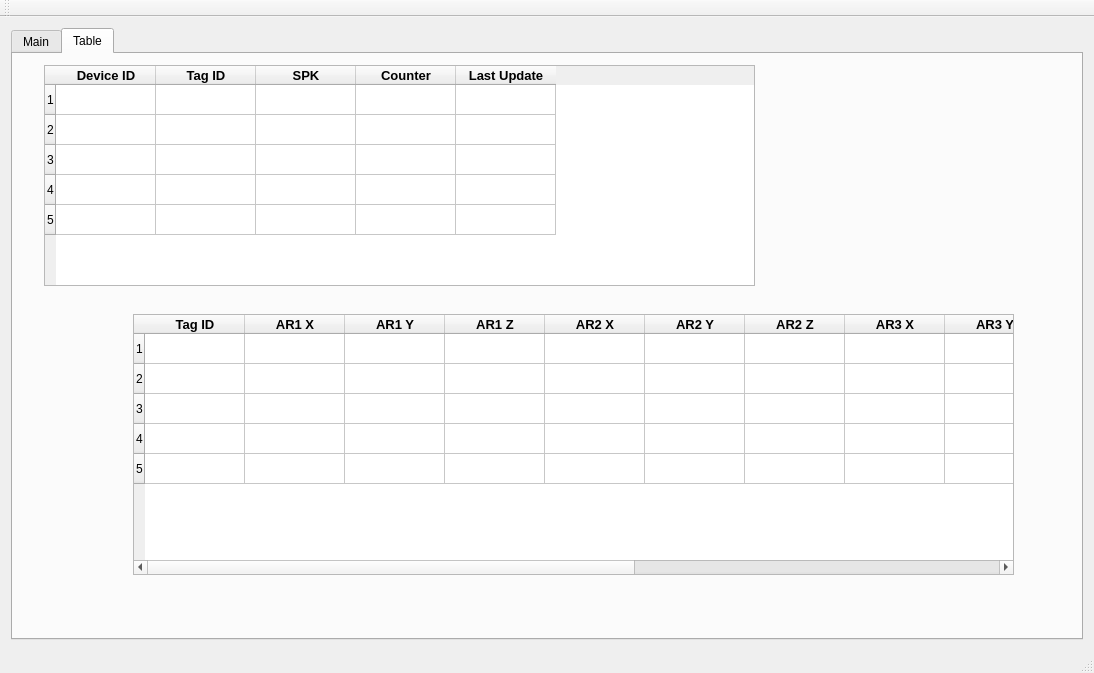
First picture: the form in mainwindow.ui, repository HarisFaris17/NFC-SPK-Gateway, before the edit.
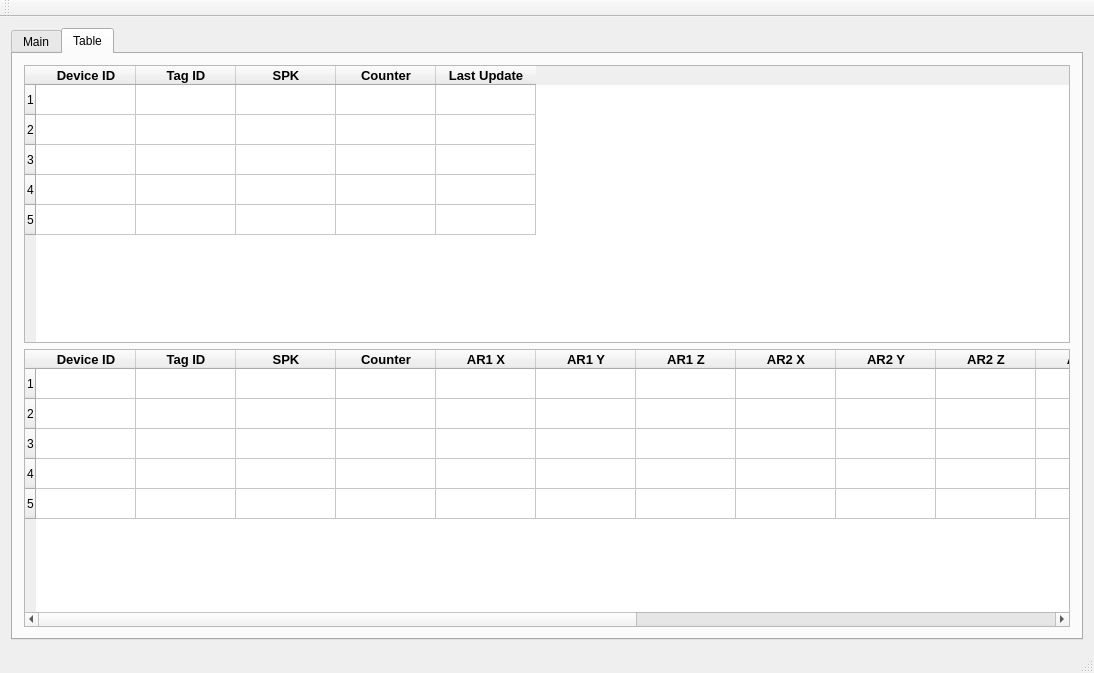
Second picture: the form after the edit.

```diff
--- a/mainwindow.ui
+++ b/mainwindow.ui
@@ -251,15 +251,81 @@
        <attribute name="title">
         <string>Table</string>
        </attribute>
+       <layout class="QVBoxLayout" name="verticalLayout_3">
+        <item>
+         <widget class="QTableWidget" name="tableWidget">
+          <property name="rowCount">
+           <number>5</number>
+          </property>
+          <row/>
+          <row/>
+          <row/>
+          <row/>
+          <row/>
+          <column>
+           <property name="text">
+            <string>Device ID</string>
+           </property>
+           <property name="font">
+            <font>
+             <pointsize>10</pointsize>
+             <weight>75</weight>
+             <bold>true</bold>
+            </font>
+           </property>
+          </column>
+          <column>
+           <property name="text">
+            <string>Tag ID</string>
+           </property>
+           <property name="font">
+            <font>
+             <pointsize>10</pointsize>
+             <weight>75</weight>
+             <bold>true</bold>
+            </font>
+           </property>
+          </column>
+          <column>
+           <property name="text">
+            <string>SPK</string>
+           </property>
+           <property name="font">
+            <font>
+             <pointsize>10</pointsize>
+             <weight>75</weight>
+             <bold>true</bold>
+            </font>
+           </property>
+          </column>
+          <column>
+           <property name="text">
+            <string>Counter</string>
+           </property>
+           <property name="font">
+            <font>
+             <pointsize>10</pointsize>
+             <weight>75</weight>
+             <bold>true</bold>
+            </font>
+           </property>
+          </column>
+          <column>
+           <property name="text">
+            <string>Last Update</string>
+           </property>
+           <property name="font">
+            <font>
+             <pointsize>10</pointsize>
+             <weight>75</weight>
+             <bold>true</bold>
+            </font>
+           </property>
+          </column>
+         </widget>
+        </item>
+        <item>
        <widget class="QTableWidget" name="tableWidgetCounting">
-        <property name="geometry">
-         <rect>
-          <x>31</x>
-          <y>11</y>
-          <width>711</width>
-          <height>221</height>
-         </rect>
-        </property>
         <property name="rowCount">
          <number>5</number>
         </property>
@@ -307,48 +373,6 @@
         <column>
          <property name="text">
           <string>Counter</string>
-         </property>
-         <property name="font">
-          <font>
-           <pointsize>10</pointsize>
-           <weight>75</weight>
-           <bold>true</bold>
-          </font>
-         </property>
-        </column>
-        <column>
-         <property name="text">
-          <string>Last Update</string>
-         </property>
-         <property name="font">
-          <font>
-           <pointsize>10</pointsize>
-           <weight>75</weight>
-           <bold>true</bold>
-          </font>
-         </property>
-        </column>
-       </widget>
-       <widget class="QTableWidget" name="tableWidgetLocation">
-        <property name="geometry">
-         <rect>
-          <x>120</x>
-          <y>260</y>
-          <width>881</width>
-          <height>261</height>
-         </rect>
-        </property>
-        <property name="rowCount">
-         <number>5</number>
-        </property>
-        <row/>
-        <row/>
-        <row/>
-        <row/>
-        <row/>
-        <column>
-         <property name="text">
-          <string>Tag ID</string>
          </property>
          <property name="font">
           <font>
@@ -515,6 +539,8 @@
          </property>
         </column>
        </widget>
+        </item>
+       </layout>
       </widget>
      </widget>
     </item>
```
Left out of the diff: 5 changed lines with no effect on the pictures. Lines whose indentation alone changed are shown as unchanged.
